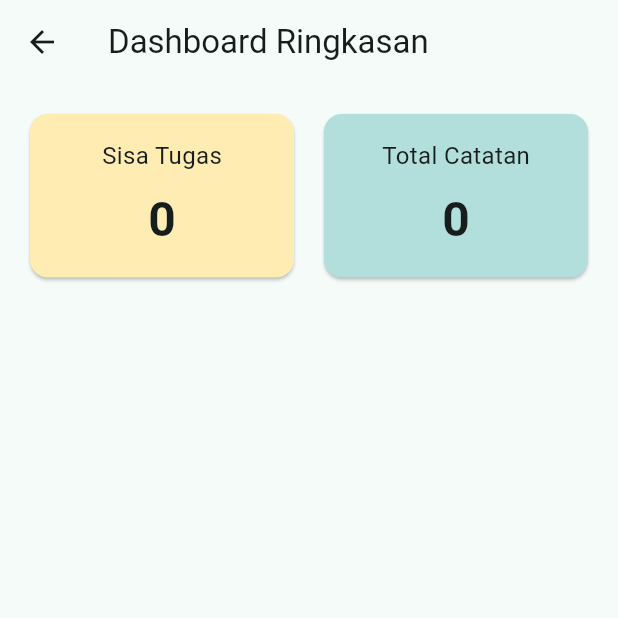
After one commit to husainmubarak/quicktask, a Flutter app: the DashboardScreen screen opened directly, on a phone screen of 412 x 824 dp, the top half of it. The commit adds this screen. Run offline on Flutter 3.47's test engine with Material 3 defaults, Android fonts, the phone set to English and light mode, and no system bars; our stand-ins replace flutter_riverpod, supabase_flutter; accounts and stored records are empty.

Commit message:
Menambahkan fitur dashboard

```diff
--- /dev/null
+++ b/lib/features/dashboard/presentation/screens/dashboard_screen.dart
@@ -0,0 +1,64 @@
+// lib/features/dashboard/presentation/screens/dashboard_screen.dart
+import 'package:flutter/material.dart';
+import 'package:flutter_riverpod/flutter_riverpod.dart';
+import '../providers/dashboard_provider.dart';
+
+class DashboardScreen extends ConsumerWidget {
+  const DashboardScreen({super.key});
+
+  @override
+  Widget build(BuildContext context, WidgetRef ref) {
+    // Cukup watch provider statistik gabungan tadi
+    final stats = ref.watch(dashboardStatsProvider);
+
+    return Scaffold(
+      appBar: AppBar(title: const Text('Dashboard Ringkasan')),
+      body: Padding(
+        padding: const EdgeInsets.all(16.0),
+        child: Row(
+          children: [
+            Expanded(
+              child: Card(
+                color: Colors.amber.shade100,
+                child: Padding(
+                  padding: const EdgeInsets.all(16.0),
+                  child: Column(
+                    mainAxisSize: MainAxisSize.min,
+                    children: [
+                      const Text('Sisa Tugas', style: TextStyle(fontSize: 16)),
+                      const SizedBox(height: 8),
+                      Text(
+                        '${stats.totalPendingTodos}',
+                        style: const TextStyle(fontSize: 32, fontWeight: FontWeight.bold),
+                      ),
+                    ],
+                  ),
+                ),
+              ),
+            ),
+            const SizedBox(width: 12),
+            Expanded(
+              child: Card(
+                color: Colors.teal.shade100,
+                child: Padding(
+                  padding: const EdgeInsets.all(16.0),
+                  child: Column(
+                    mainAxisSize: MainAxisSize.min,
+                    children: [
+                      const Text('Total Catatan', style: TextStyle(fontSize: 16)),
+                      const SizedBox(height: 8),
+                      Text(
+                        '${stats.totalNotes}',
+                        style: const TextStyle(fontSize: 32, fontWeight: FontWeight.bold),
+                      ),
+                    ],
+                  ),
+                ),
+              ),
+            ),
+          ],
+        ),
+      ),
+    );
+  }
+}
--- a/lib/main.dart
+++ b/lib/main.dart
@@ -1,5 +1,6 @@
 import 'package:flutter/material.dart';
 import 'package:flutter_riverpod/flutter_riverpod.dart';
+import 'package:quicktask/core/widgets/main_navigation_screen.dart';
 import 'package:supabase_flutter/supabase_flutter.dart';
 import 'features/todo/presentation/screens/todo_screen.dart';
 
@@ -31,7 +32,7 @@ class MainApp extends StatelessWidget {
         colorScheme: ColorScheme.fromSeed(seedColor: Colors.teal),
         useMaterial3: true,
       ),
-      home: const TodoScreen(),
+      home: const MainNavigationScreen(),
     );
   }
 }
```
Also changed, not shown: lib/core/widgets/main_navigation_screen.dart (added, +57 -0 lines), lib/features/dashboard/presentation/providers/dashboard_provider.dart (added, +37 -0 lines).
